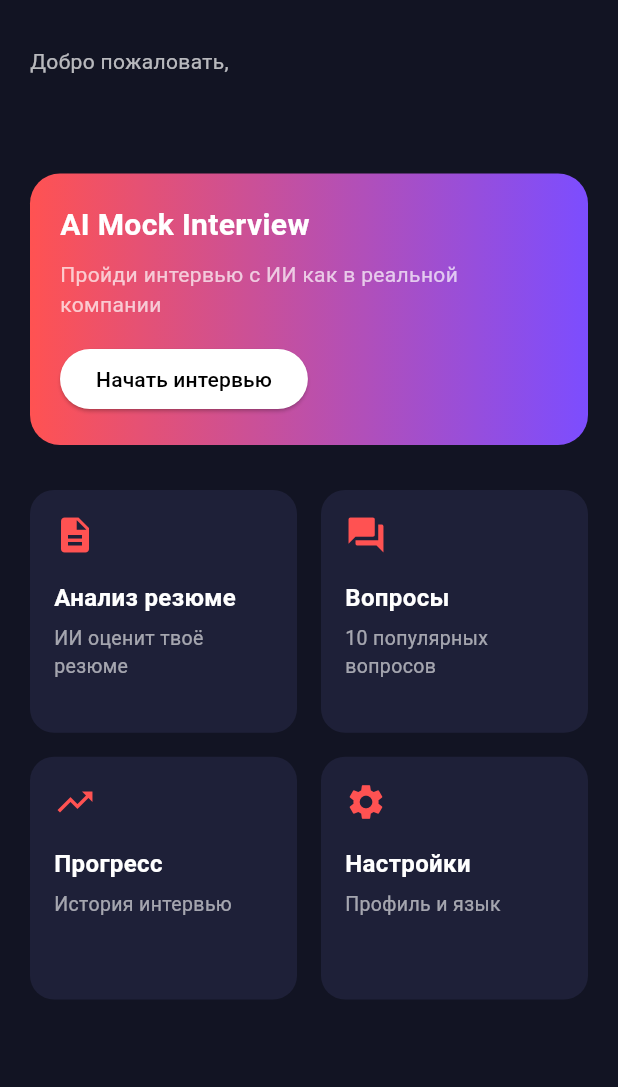
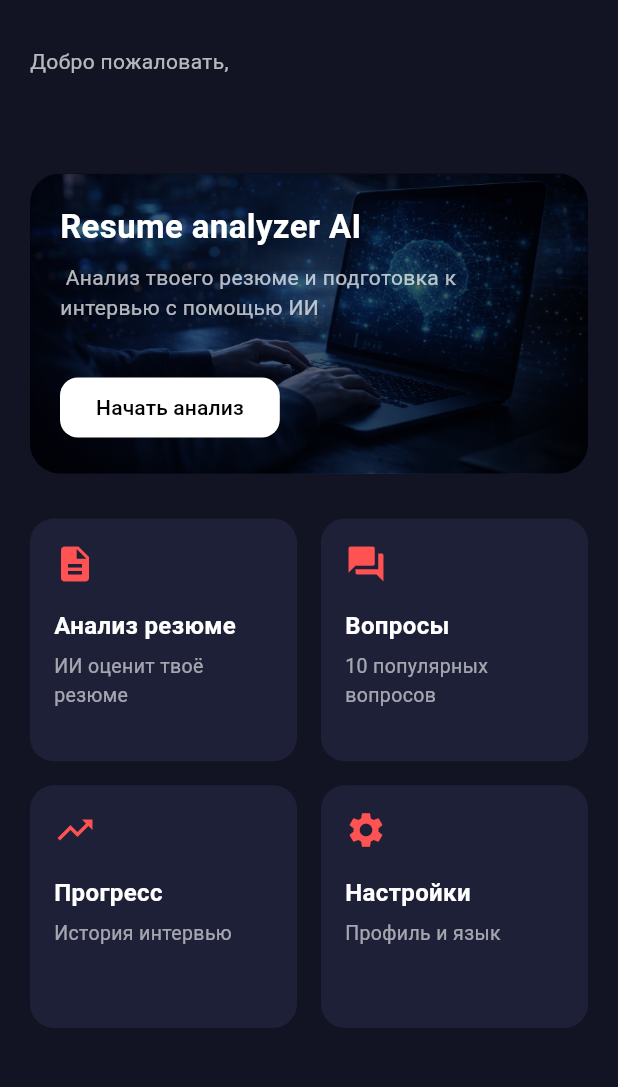
Before and after one commit to dfacee11/DayindAI-Diploma-Project-, a Flutter app: the screen it shows once a user with an empty profile is signed in, on a phone screen of 412 x 824 dp, the part 68-1155 px from its top. Run offline on Flutter 3.47's test engine with Material 3 defaults, Android fonts, the phone set to English and light mode, and no system bars; our stand-ins replace cloud_firestore, file_picker, firebase_auth, firebase_core, google_fonts, lucide_icons; accounts and stored records are empty.

Commit message:
added Resume Analyzer UI page

```diff
--- a/lib/HomePage/HomePage.dart
+++ b/lib/HomePage/HomePage.dart
@@ -92,41 +92,59 @@ class _HomePageState extends State<HomePage> {
               // 🔥 Главная кнопка
               Container(
                 width: double.infinity,
+                height: 200,
+                decoration: BoxDecoration(
+                  borderRadius: BorderRadius.circular(20),
+                  image: const DecorationImage(
+                    image: AssetImage('assets/images/interviewPic.png'),
+                    fit: BoxFit.cover,
+                  ),
+                ),
+                child: Container(
+                  decoration: BoxDecoration(
+                    borderRadius: BorderRadius.circular(20),
+                    gradient: LinearGradient(
+                      begin: Alignment.topLeft,
+                      end: Alignment.bottomRight,
+                      colors: [
+                        Colors.black.withOpacity(0.3),
+                        Colors.black.withOpacity(0.8),
+                      ],
+                    ),
+                  ),
                   padding: const EdgeInsets.all(20),
-          decoration: BoxDecoration(
-            gradient: const LinearGradient(
-              colors: [Colors.redAccent, Colors.deepPurpleAccent],
-            ),
-            borderRadius: BorderRadius.circular(20),
-          ),
                   child: Column(
                     crossAxisAlignment: CrossAxisAlignment.start,
                     children: [
                       const Text(
-                'AI Mock Interview',
+                        'Resume analyzer AI',
                         style: TextStyle(
                           color: Colors.white,
-                  fontSize: 20,
+                          fontSize: 22,
                           fontWeight: FontWeight.bold,
                         ),
                       ),
                       const SizedBox(height: 8),
                       const Text(
-                'Пройди интервью с ИИ как в реальной компании',
+                        ' Анализ твоего резюме и подготовка к интервью с помощью ИИ',
                         style: TextStyle(color: Colors.white70),
                       ),
-              const SizedBox(height: 16),
+                      const Spacer(),
                       ElevatedButton(
                         onPressed: () {
-                  Navigator.pushNamed(context, '/InterviewSelect');
+                          Navigator.pushNamed(context, '/AnalyzerResume');
                         },
                         style: ElevatedButton.styleFrom(
                           backgroundColor: Colors.white,
                           foregroundColor: Colors.black,
+                          shape: RoundedRectangleBorder(
+                            borderRadius: BorderRadius.circular(12),
                           ),
-                child: const Text('Начать интервью'),
+                        ),
+                        child: const Text('Начать анализ'),
                       ),
                     ],
+                  ),
                 ),
               ),
 
@@ -176,6 +194,7 @@ class _HomePageState extends State<HomePage> {
       ),
     );
   }
+
   Widget _featureCard({
     required IconData icon,
     required String title,
--- a/lib/main.dart
+++ b/lib/main.dart
@@ -9,6 +9,7 @@ import 'package:dayindai/Login Page/ConfirmEmailPage.dart';
 import 'package:dayindai/Login Page/EmailVerifed.dart';
 import 'package:dayindai/AuthGate.dart';
 import 'package:dayindai/Login Page/ResetPassword.dart';
+import 'package:dayindai/AnalyzeResume/resume_analyzer_page.dart';
 void main() async {
   WidgetsFlutterBinding.ensureInitialized();
 
@@ -40,6 +41,7 @@ class MainApp extends StatelessWidget {
         '/confirmEmail': (context) => const ConfirmEmailPage(),
         '/verified': (context) => const EmailVerifiedPage(),
         '/resetPassword': (context) => const ResetPassword(),
+        '/AnalyzerResume': (context) => const ResumeAnalyzerPage(),
       },
     );
   }
--- a/pubspec.yaml
+++ b/pubspec.yaml
@@ -14,6 +14,7 @@ dependencies:
   firebase_core: ^3.6.0
   firebase_auth: ^5.3.0
   cloud_firestore: ^5.4.0
+  file_picker: ^6.1.1
 dev_dependencies:
   flutter_test:
     sdk: flutter
@@ -24,3 +25,4 @@ flutter:
   uses-material-design: true
   assets:
     - assets/images/DayindAI2.png
+    - assets/images/interviewPic.png
```
Also changed, not shown: lib/AnalyzeResume/resume_analyzer_page.dart (added, +272 -0 lines), lib/AnalyzeResume/resume_upload_service.dart (added, +15 -0 lines), assets/images/interviewPic.png (added), pubspec.lock, 1 other file. Lines whose indentation alone changed are shown as unchanged.
